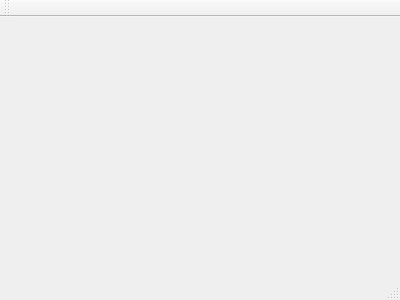
Qt form mainwindow.ui (LebedevRI/dbms) before a commit.
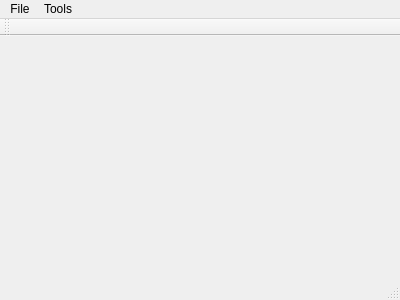
The same form after that commit.

```diff
--- a/mainwindow.ui
+++ b/mainwindow.ui
@@ -12,13 +12,45 @@
   <property name="windowTitle" >
    <string>MainWindow</string>
   </property>
-  <widget class="QMenuBar" name="menuBar" />
-  <widget class="QToolBar" name="mainToolBar" />
-  <widget class="QWidget" name="centralWidget" />
-  <widget class="QStatusBar" name="statusBar" />
+  <widget class="QWidget" name="centralWidget"/>
+  <widget class="QMenuBar" name="menuBar">
+   <property name="geometry">
+    <rect>
+     <x>0</x>
+     <y>0</y>
+     <width>400</width>
+     <height>22</height>
+    </rect>
+   </property>
+   <widget class="QMenu" name="menuFile">
+    <property name="title">
+     <string>File</string>
+    </property>
+   </widget>
+   <widget class="QMenu" name="menuTools">
+    <property name="title">
+     <string>Tools</string>
+    </property>
+   </widget>
+   <addaction name="menuFile"/>
+   <addaction name="menuTools"/>
+  </widget>
+  <widget class="QToolBar" name="mainToolBar">
+   <attribute name="toolBarArea">
+    <enum>TopToolBarArea</enum>
+   </attribute>
+   <attribute name="toolBarBreak">
+    <bool>false</bool>
+   </attribute>
+  </widget>
+  <widget class="QStatusBar" name="statusBar"/>
+  <action name="actionMySQL_Connection_params">
+   <property name="text">
+    <string>MySQL Connection params</string>
+   </property>
+  </action>
  </widget>
- <layoutDefault spacing="6" margin="11" />
- <pixmapfunction></pixmapfunction>
+ <layoutdefault spacing="6" margin="11"/>
  <resources/>
  <connections/>
 </ui>
```
Left out of the diff: 7 changed lines with no effect on the pictures.
